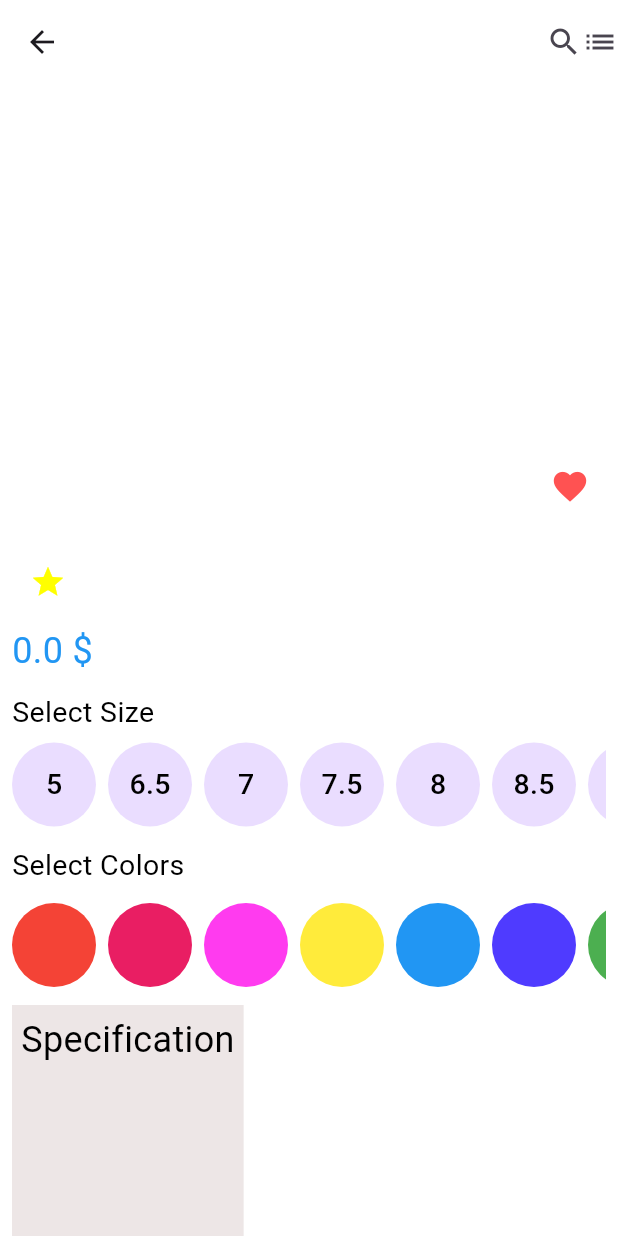
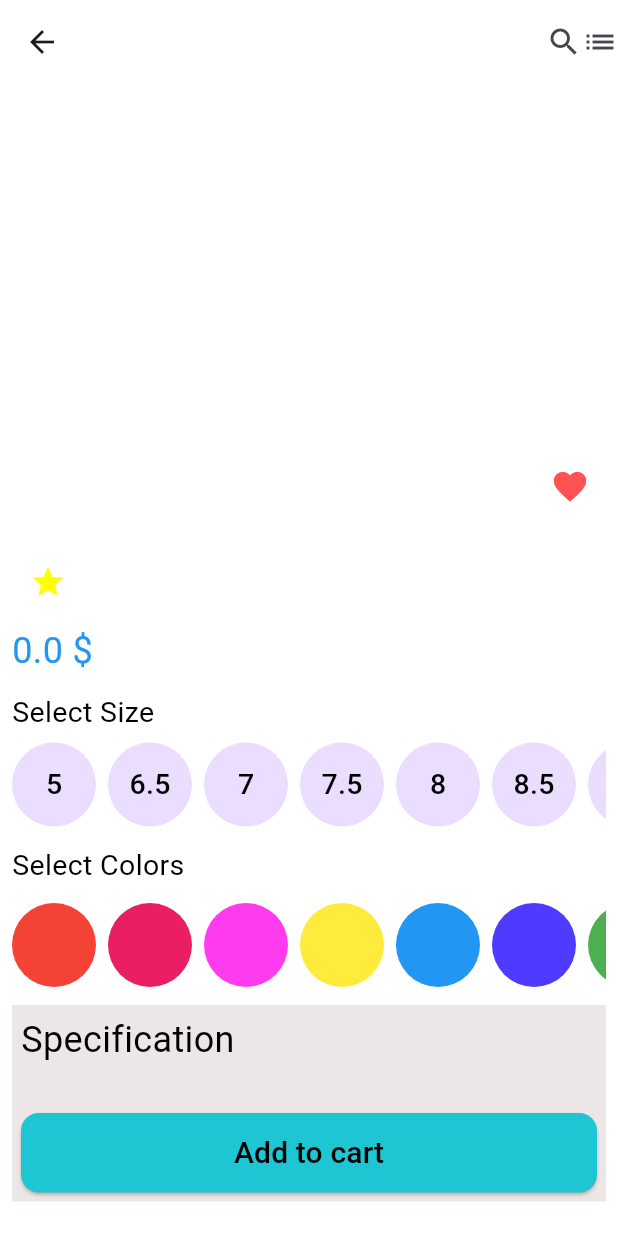
Before and after one commit to ayaosama14/e_commerce_full_app, a Flutter app: the ProductDetails screen opened directly with empty values, on a phone screen of 412 x 824 dp. Run offline on Flutter 3.47's test engine with Material 3 defaults, Android fonts, the phone set to English and light mode, and no system bars; drawn by our look-alikes of carousel_slider; our stand-ins replace dio, equatable, flutter_bloc; network calls fail.

Commit message:
build cart custom  one item

```diff
--- a/lib/main.dart
+++ b/lib/main.dart
@@ -1,4 +1,5 @@
 import 'package:e_commerce_app/cubit/change_password/change_password_cubit.dart';
+import 'package:e_commerce_app/cubit/counter_cart/cubit_counter_cart.dart';
 import 'package:e_commerce_app/cubit/get_catogery/cubit_get_catogery.dart';
 import 'package:e_commerce_app/cubit/get_home/get_home_cubit.dart';
 import 'package:e_commerce_app/cubit/login/login_cubit.dart';
@@ -27,6 +28,9 @@ void main() {
       ),
       BlocProvider(
         create: (BuildContext context) => GetHomeCubit(),
+      ),
+      BlocProvider(
+        create: (BuildContext context) => CounterCartCubit(),
       )
     ], child: const MyApp()),
   );
--- a/lib/shared/constant.dart
+++ b/lib/shared/constant.dart
@@ -7,7 +7,7 @@ TextStyle thinTextStyle =
     const TextStyle(fontSize: 16, color: Colors.black, height: 1.3);
 TextStyle boldColorTextStyle =
     const TextStyle(fontSize: 19, color: Colors.blue);
-    TextStyle vboldColorTextStyle =
+TextStyle vboldColorTextStyle =
     const TextStyle(fontSize: 24, color: Colors.blue);
 TextStyle thinColorTextStyle =
     const TextStyle(fontSize: 16, color: Colors.blue);
@@ -27,4 +27,4 @@ Widget wSizedBox = const SizedBox(
 Widget wsSizedBox = const SizedBox(
   width: 6,
 );
-final greyColor = Color.fromARGB(77, 194, 173, 173);
+const greyColor = Color.fromARGB(77, 194, 173, 173);
--- a/lib/views/name_of_product.dart
+++ b/lib/views/name_of_product.dart
@@ -1,7 +1,12 @@
 import 'dart:core';
 
-import 'package:carousel_slider/carousel_slider.dart';
 import 'package:e_commerce_app/shared/constant.dart';
+import 'package:e_commerce_app/shared/navigator.dart';
+import 'package:e_commerce_app/views/cart_view.dart';
+import 'package:e_commerce_app/widgets/build_color__of_product.dart';
+import 'package:e_commerce_app/widgets/build_size_of_product.dart';
+import 'package:e_commerce_app/widgets/carouselslider_product_details.dart';
+import 'package:e_commerce_app/widgets/custom_button.dart';
 
 import 'package:flutter/material.dart';
 
@@ -14,18 +19,7 @@ class ProductDetails extends StatefulWidget {
   String description;
   bool inFavorites;
   bool inCart;
-  List listOfSizes = [5, 6.5, 7, 7.5, 8, 8.5, 9, 9.5, 10, 11];
-  List<Color> listOfColors = [
-    Colors.red,
-    Colors.pink,
-    const Color.fromARGB(255, 255, 59, 239),
-    Colors.yellow,
-    Colors.blue,
-    const Color.fromARGB(255, 79, 59, 255),
-    Colors.green,
-    Colors.cyan,
-    Colors.black,
-  ];
+
   ProductDetails({
     super.key,
     required this.appBarTitle,
@@ -65,35 +59,7 @@ class _NameOfProductState extends State<ProductDetails> {
           child: Column(
             crossAxisAlignment: CrossAxisAlignment.start,
             children: [
-              //change slider for this view
-              CarouselSlider(
-                options: CarouselOptions(
-                  height: 200,
-                  aspectRatio: 16 / 9,
-                  viewportFraction: 0.8,
-                  autoPlay: true,
-                  autoPlayInterval: const Duration(seconds: 3),
-                  autoPlayAnimationDuration: const Duration(milliseconds: 800),
-                  enlargeFactor: 0.3,
-                  scrollDirection: Axis.horizontal,
-                ),
-
-                /// first way
-                items: List.generate(
-                  widget.listOfproductImage.length,
-                  (index) {
-                    return Builder(builder: (BuildContext context) {
-                      return Container(
-                        color: greyColor,
-                        width: MediaQuery.of(context).size.width,
-                        margin: const EdgeInsets.symmetric(horizontal: 5.0),
-                        child: Image.network(widget.listOfproductImage[index]),
-                      );
-                    });
-                  },
-                ),
-              ),
-
+              carouselSliderProduct(widget.listOfproductImage),
               hSizedBox,
               hSizedBox,
               Row(
@@ -128,65 +94,25 @@ class _NameOfProductState extends State<ProductDetails> {
                 '${widget.productPrice} \$',
                 style: vboldColorTextStyle,
               ),
-
               hSizedBox,
               Text(
                 'Select Size ',
                 style: boldTextStyle,
               ),
               hsSizedBox,
-              //move this widget outsize the file SRP
-              SizedBox(
-                height: 60,
-                child: ListView.separated(
-                    scrollDirection: Axis.horizontal,
-                    itemCount: widget.listOfSizes.length,
-                    separatorBuilder: (BuildContext context, int index) {
-                      return const SizedBox(
-                        width: 8,
-                      );
-                    },
-                    itemBuilder: (BuildContext context, int index) {
-                      return InkWell(
-                        onTap: () {},
-                        child: CircleAvatar(
-                          radius: 28,
-                          child: Text('${widget.listOfSizes[index]}',
-                              style: boldTextStyle),
-                        ),
-                      );
-                    }),
-              ),
+              buildSelectSize(),
               hSizedBox,
-
               Text(
                 'Select Colors ',
                 style: boldTextStyle,
               ),
               hSizedBox,
-              //move this widget outsize the file SRP
-              SizedBox(
-                height: 60,
-                child: ListView.separated(
-                  scrollDirection: Axis.horizontal,
-                  itemCount: widget.listOfColors.length,
-                  separatorBuilder: (BuildContext context, int index) {
-                    return const SizedBox(
-                      width: 8,
-                    );
-                  },
-                  itemBuilder: (BuildContext context, int index) {
-                    return CircleAvatar(
-                      radius: 28,
-                      backgroundColor: widget.listOfColors[index],
-                    );
-                  },
-                ),
-              ),
+              selectColorOfProduct(),
               hSizedBox,
               Container(
+                // constraints: BoxConstraints(maxHeight: ) ,
                 padding: const EdgeInsets.all(6),
-                height: 400, color: greyColor,
+                color: greyColor,
                 child: Column(
                   crossAxisAlignment: CrossAxisAlignment.start,
                   children: [
@@ -194,6 +120,9 @@ class _NameOfProductState extends State<ProductDetails> {
                       'Specification',
                       style: vboldTextStyle,
                     ),
+                    Stack(
+                      alignment: AlignmentDirectional.bottomCenter,
+                      children: [
                         Column(
                           crossAxisAlignment: CrossAxisAlignment.start,
                           children: [
@@ -201,33 +130,36 @@ class _NameOfProductState extends State<ProductDetails> {
                               widget.description,
                               textDirection: TextDirection.rtl,
                               style: boldTextStyle,
-                          overflow: TextOverflow.ellipsis,
+                              // overflow: TextOverflow.ellipsis,
                             ),
                             hsSizedBox,
-                      ],
-                    )
+                            //add to cart button
+                            Row(
+                              children: [
+                                Expanded(
+                                  child: buildElevated(
+                                      onPressFunction: () {
+                                        navigate(
+                                          context,
+                                          CartView(
+                                            nameOfProduct: widget.appBarTitle,
+                                            priceOfProduct: widget.productPrice,
+                                            imageOfProduct:
+                                                widget.listOfproductImage[0],
+                                          ),
+                                        );
+                                      },
+                                      isnotRow: true,
+                                      text: 'Add to cart'),
+                                ),
                               ],
                             ),
-
-                //  Row(
-                //   mainAxisAlignment: MainAxisAlignment.spaceBetween,
-                //   children: [Text('Style:'), Text('cd113_44997')],
-                // ),
-
-                //product review
-                // Container(
-                //   height: 343,
-                //   width: 343,
-                //   color: Colors.white38,
-                //   child: const Column(
-                //     children: [
-                //       Row(
-                //         mainAxisAlignment: MainAxisAlignment.spaceBetween,
-                //         children: [Text('Review Product')],
-                //       ),
-                //     ],
-                //   ),
-                // ),
+                          ],
+                        ),
+                      ],
+                    ),
+                  ],
+                ),
               ),
             ],
           ),
--- /dev/null
+++ b/lib/widgets/build_color__of_product.dart
@@ -0,0 +1,34 @@
+import 'package:flutter/cupertino.dart';
+import 'package:flutter/material.dart';
+
+selectColorOfProduct() {
+  List<Color> listOfColors = [
+    Colors.red,
+    Colors.pink,
+    const Color.fromARGB(255, 255, 59, 239),
+    Colors.yellow,
+    Colors.blue,
+    const Color.fromARGB(255, 79, 59, 255),
+    Colors.green,
+    Colors.cyan,
+    Colors.black,
+  ];
+  return SizedBox(
+    height: 60,
+    child: ListView.separated(
+      scrollDirection: Axis.horizontal,
+      itemCount: listOfColors.length,
+      separatorBuilder: (BuildContext context, int index) {
+        return const SizedBox(
+          width: 8,
+        );
+      },
+      itemBuilder: (BuildContext context, int index) {
+        return CircleAvatar(
+          radius: 28,
+          backgroundColor: listOfColors[index],
+        );
+      },
+    ),
+  );
+}
--- /dev/null
+++ b/lib/widgets/build_size_of_product.dart
@@ -0,0 +1,27 @@
+import 'package:e_commerce_app/shared/constant.dart';
+import 'package:flutter/cupertino.dart';
+import 'package:flutter/material.dart';
+
+buildSelectSize() {
+    List listOfSizes = [5, 6.5, 7, 7.5, 8, 8.5, 9, 9.5, 10, 11];
+  return SizedBox(
+    height: 60,
+    child: ListView.separated(
+        scrollDirection: Axis.horizontal,
+        itemCount: listOfSizes.length,
+        separatorBuilder: (BuildContext context, int index) {
+          return const SizedBox(
+            width: 8,
+          );
+        },
+        itemBuilder: (BuildContext context, int index) {
+          return InkWell(
+            onTap: () {},
+            child: CircleAvatar(
+              radius: 28,
+              child: Text('${listOfSizes[index]}', style: boldTextStyle),
+            ),
+          );
+        }),
+  );
+}
--- /dev/null
+++ b/lib/widgets/carouselslider_product_details.dart
@@ -0,0 +1,34 @@
+import 'package:carousel_slider/carousel_slider.dart';
+import 'package:e_commerce_app/shared/constant.dart';
+import 'package:flutter/cupertino.dart';
+
+
+Widget carouselSliderProduct(List listOfproductImage) {
+  return CarouselSlider(
+    options: CarouselOptions(
+      height: 200,
+      aspectRatio: 16 / 9,
+      viewportFraction: 0.8,
+      autoPlay: true,
+      autoPlayInterval: const Duration(seconds: 3),
+      autoPlayAnimationDuration: const Duration(milliseconds: 800),
+      enlargeFactor: 0.3,
+      scrollDirection: Axis.horizontal,
+    ),
+
+    /// first way
+    items: List.generate(
+      listOfproductImage.length,
+      (index) {
+        return Builder(builder: (BuildContext context) {
+          return Container(
+            color: greyColor,
+            width: MediaQuery.of(context).size.width,
+            margin: const EdgeInsets.symmetric(horizontal: 5.0),
+            child: Image.network(listOfproductImage[index]),
+          );
+        });
+      },
+    ),
+  );
+}
```
Also changed, not shown: lib/cubit/counter_cart/cubit_counter_cart.dart (added, +17 -0 lines), lib/cubit/counter_cart/states_counter_cart.dart (added, +8 -0 lines), lib/views/cart_view.dart (added, +49 -0 lines), lib/widgets/build_cart_item.dart (added, +140 -0 lines). Lines whose indentation alone changed are shown as unchanged.
